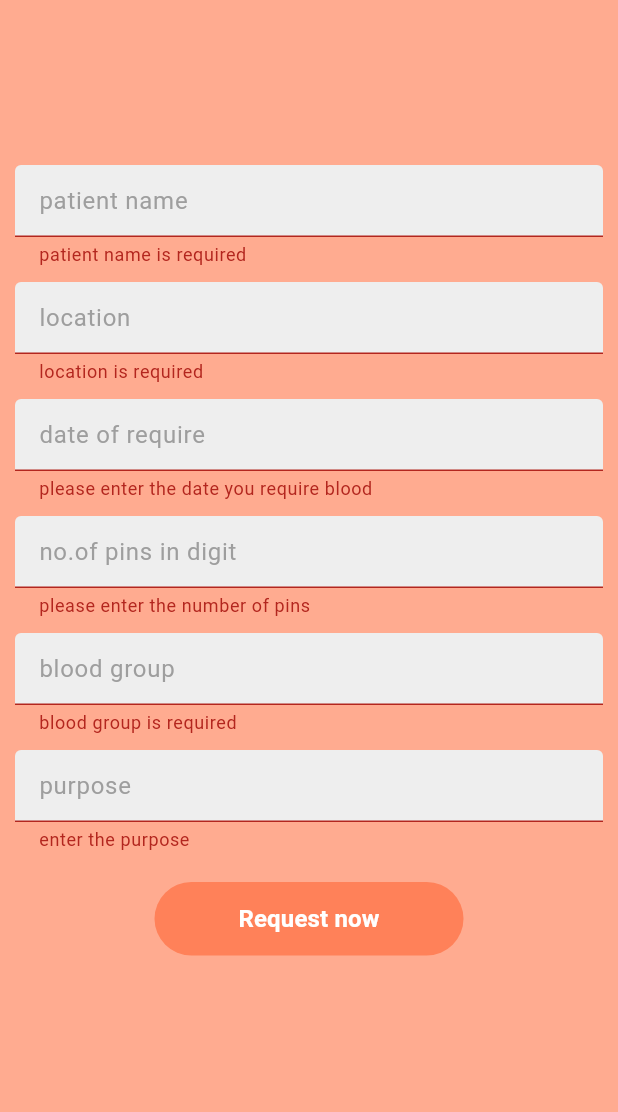
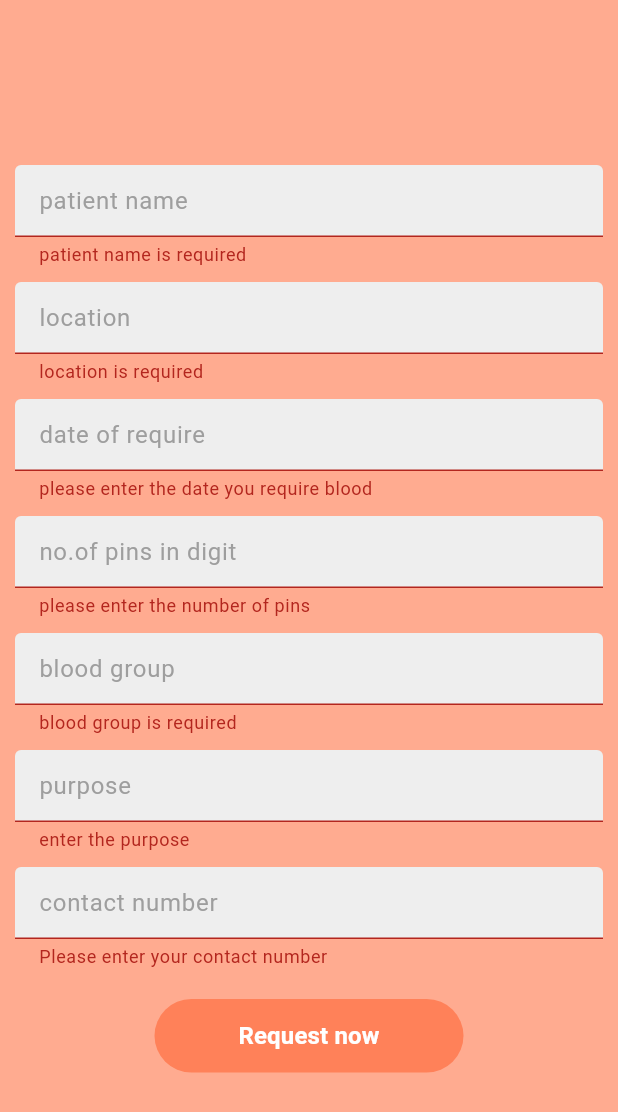
Before and after one commit to sainjuprakash/blood_app, a Flutter app: the RequestBloodPage screen opened directly with empty values, after a tap on "Request now", on a phone screen of 412 x 824 dp. Shown: the top 1112 px of the screen. Run offline on Flutter 3.47's test engine with Material 3 defaults, Android fonts, the phone set to English and light mode, and no system bars; our stand-ins replace bloc, cloud_firestore, equatable, firebase_auth, firebase_core, flutter_bloc and 1 more; accounts and stored records are empty.

Commit message:
contact field added

```diff
--- a/lib/Features/Request_blood/Screens/request_blood_page.dart
+++ b/lib/Features/Request_blood/Screens/request_blood_page.dart
@@ -25,7 +25,7 @@ class RequestBloodPage extends StatefulWidget {
 class _RequestBloodPageState extends State<RequestBloodPage> {
   late RequestBlood createdblood;
   final _formKey = GlobalKey<FormState>();
-  //TextEditingController _nameController = TextEditingController();
+  TextEditingController _contactController = TextEditingController();
   TextEditingController _patientController = TextEditingController();
   TextEditingController _locationController = TextEditingController();
   TextEditingController _dorController = TextEditingController();
@@ -80,17 +80,7 @@ class _RequestBloodPageState extends State<RequestBloodPage> {
                         const EdgeInsets.only(top: 100.0, left: 10, right: 10),
                     child: Column(
                       children: [
-                        // MyTextField(
-                        //     controller: _nameController,
-                        //     validator: (name) {
-                        //       if (name!.isEmpty) {
-                        //         return 'Please enter the name';
-                        //       }
-                        //       return null;
-                        //     },
-                        //     hintText: 'name',
-                        //     obsecureText: false,
-                        //     keyboardType: TextInputType.text),
+
                         const SizedBox(
                           height: 10,
                         ),
@@ -174,6 +164,25 @@ class _RequestBloodPageState extends State<RequestBloodPage> {
                             obsecureText: false,
                             keyboardType: TextInputType.text),
                         const SizedBox(
+                          height: 10,
+                        ),
+                        MyTextField(
+                            controller: _contactController,
+                            validator: (contact) {
+                              if (contact!.isEmpty) {
+                                return 'Please enter your contact number';
+                              } if(contact.length != 10){
+                                return 'enter valid contact number';
+                              }
+                              if(!RegExp(r'(^(?:[+0]9)?[0-9]{10,12}$)').hasMatch(contact)){
+                                return 'contact is not from nepal';
+                              }
+                              return null;
+                            },
+                            hintText: 'contact number',
+                            obsecureText: false,
+                            keyboardType: TextInputType.text),
+                        const SizedBox(
                           height: 20,
                         ),
                         !request
@@ -181,7 +190,7 @@ class _RequestBloodPageState extends State<RequestBloodPage> {
                                 width: MediaQuery.of(context).size.width * 0.5,
                                 child: TextButton(
                                     onPressed: () {
-                                     // FocusScope.of(context).unfocus();
+                                      // FocusScope.of(context).unfocus();
                                       if (_formKey.currentState!.validate()) {
                                         setState(() {
                                           // createdblood.fullname =
@@ -198,11 +207,10 @@ class _RequestBloodPageState extends State<RequestBloodPage> {
                                               _locationController.text;
                                           createdblood.dateofrequire =
                                               _dorController.text;
-
+                                          createdblood.contact= int.parse(_contactController.text);
                                         });
-                                        context
-                                            .read<RequestBloodBloc>()
-                                            .add(bloodRequestDone(createdblood));
+                                        context.read<RequestBloodBloc>().add(
+                                            bloodRequestDone(createdblood));
                                       }
                                     },
                                     style: TextButton.styleFrom(
--- a/lib/Features/Request_blood/blood_model.dart
+++ b/lib/Features/Request_blood/blood_model.dart
@@ -12,6 +12,7 @@ class RequestBlood extends Equatable {
   String purpose;
   String bloodgroup;
   int pins;
+  int contact;
   String location;
   String dateofrequire;
   DateTime createdAt;
@@ -24,6 +25,7 @@ class RequestBlood extends Equatable {
       required this.purpose,
       required this.bloodgroup,
       required this.pins,
+        required this.contact,
       required this.location,
       required this.dateofrequire,
       required this.createdAt,
@@ -36,6 +38,7 @@ class RequestBlood extends Equatable {
       purpose: '',
       bloodgroup: '',
       pins: 0,
+      contact: 0,
       location: '',
       dateofrequire: '',
       createdAt: DateTime.now(),
@@ -48,6 +51,7 @@ class RequestBlood extends Equatable {
     String? purpose,
     String? bloodgroup,
     int? pins,
+    int? contact,
     String? location,
     String? dateofrequire,
     String? details,
@@ -61,6 +65,7 @@ class RequestBlood extends Equatable {
         purpose: purpose ?? this.purpose,
         bloodgroup: bloodgroup ?? this.bloodgroup,
         pins: pins ?? this.pins,
+        contact: contact ?? this.contact,
         location: location ?? this.location,
         dateofrequire: dateofrequire ?? this.dateofrequire,
         createdAt: createdAt ?? this.createdAt,
@@ -75,6 +80,7 @@ class RequestBlood extends Equatable {
         purpose: purpose,
         bloodgroup: bloodgroup,
         pins: pins,
+        contact: contact,
         location: location,
         dateofrequire: dateofrequire,
         createdAt: createdAt,
@@ -89,6 +95,7 @@ class RequestBlood extends Equatable {
         purpose: postIntity.purpose,
         bloodgroup: postIntity.bloodgroup,
         pins: postIntity.pins,
+        contact: postIntity.contact,
         location: postIntity.location,
         dateofrequire: postIntity.dateofrequire,
         createdAt: postIntity.createdAt,
--- a/lib/Features/Request_blood/postIntity.dart
+++ b/lib/Features/Request_blood/postIntity.dart
@@ -10,6 +10,7 @@ class PostIntity extends Equatable {
   String purpose;
   String bloodgroup;
   int pins;
+  int contact;
   String location;
   String dateofrequire;
   DateTime createdAt;
@@ -22,6 +23,7 @@ class PostIntity extends Equatable {
       required this.purpose,
       required this.bloodgroup,
       required this.pins,
+        required this.contact,
       required this.location,
       required this.dateofrequire,
       required this.createdAt,
@@ -35,6 +37,7 @@ class PostIntity extends Equatable {
       'purpose': purpose,
       'bloodgroup': bloodgroup,
       'pins': pins,
+      'contact' : contact,
       'location': location,
       'dateofrequire': dateofrequire,
       'createdAt': createdAt,
@@ -50,6 +53,7 @@ class PostIntity extends Equatable {
         purpose: doc['purpose'],
         bloodgroup: doc['bloodgroup'],
         pins: doc['pins'],
+        contact: doc['contact'],
         location: doc['location'],
         dateofrequire: doc['dateofrequire'],
         createdAt: DateTime.parse(doc['createdAt']),
```
